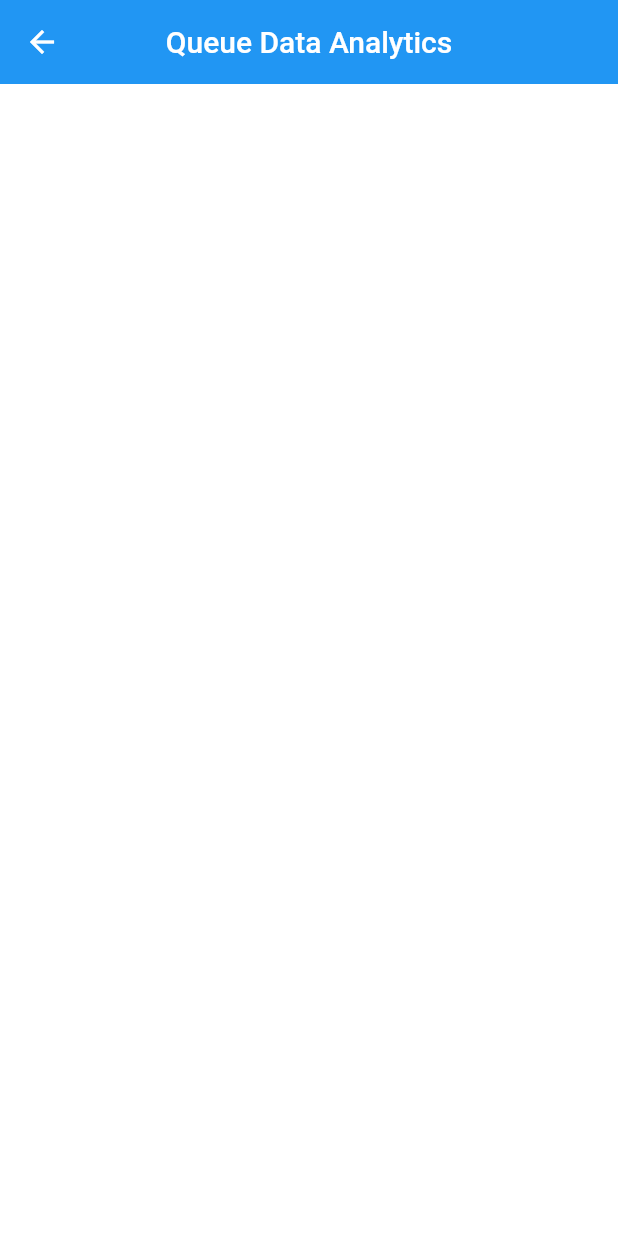
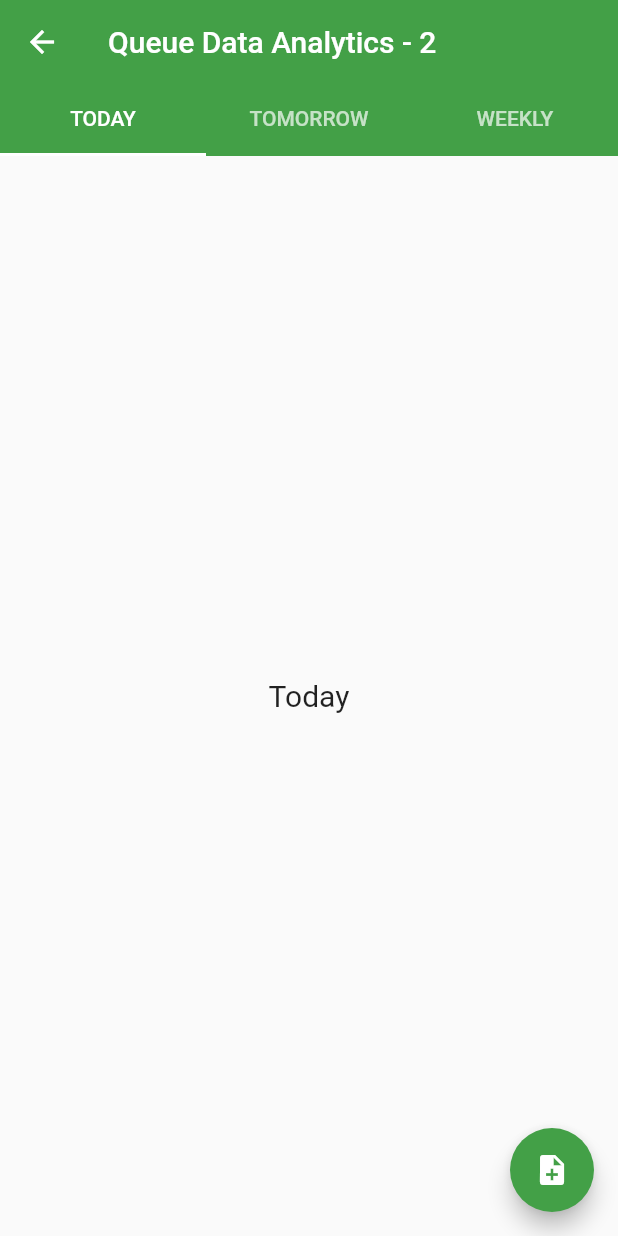
Before and after one commit to amanarora9848/cisco_meraki_app, a Flutter app: the EvalPage screen opened by its route, on a phone screen of 412 x 824 dp. Run offline on Flutter 3.47's test engine with Material 2 defaults, Android fonts, the phone set to English and light mode, and no system bars; missing offline and left inert: flutter_circular_chart, flutter_sparkline.

Commit message:
Updated eval.dart page by adding 3 subpages

```diff
--- a/lib/eval.dart
+++ b/lib/eval.dart
@@ -1,48 +1,82 @@
 import 'package:flutter/material.dart';
+import 'package:flutter_staggered_grid_view/flutter_staggered_grid_view.dart';
+import 'package:flutter_circular_chart/flutter_circular_chart.dart';
+import 'package:flutter_sparkline/flutter_sparkline.dart';
+import 'tabs.dart';
 
 void main() => runApp(EvalPage());
 class EvalPage extends StatelessWidget {
   @override
   Widget build(BuildContext context) {
+//    return Scaffold(
+//      body: MyEvalPage(
+//        title: 'Queue Data Analytics',
+//      ),
+//    );
     return Scaffold(
-      body: MyEvalPage(
-        title: 'Queue Data Analytics',
-      ),
+      body: TabTheme(),
     );
   }
 }
 
-class MyEvalPage extends StatefulWidget {
-MyEvalPage({Key key, this.title}) : super(key: key);
-final String title;
-
-@override
-_MyEvalPageState createState() => _MyEvalPageState();
-}
-
-class _MyEvalPageState extends State<MyEvalPage> {
-  @override
-
-  Widget build(BuildContext context) {
-    //SystemChrome.setSystemUIOverlayStyle(SystemUiOverlayStyle.dark);
-    return Scaffold(
-      appBar: AppBar(
-        title: Text(widget.title),
-        centerTitle: true,
-        elevation: 0.0,
-      ),
-      backgroundColor: Colors.white,
-      body: new Container(
-        child: new Row(
-          children: <Widget>[
-            new Divider(
-              height: 25.0,
-              color: Colors.red,
-              indent: 10.0,
-            ),
-          ],
-        ),
-      ),
-    );
-  }
-}
+//class MyEvalPage extends StatefulWidget {
+//MyEvalPage({Key key, this.title}) : super(key: key);
+//final String title;
+//
+//@override
+//_MyEvalPageState createState() => _MyEvalPageState();
+//}
+//
+//class _MyEvalPageState extends State<MyEvalPage> {
+//
+//  @override
+//
+//  Widget build(BuildContext context) {
+//    //SystemChrome.setSystemUIOverlayStyle(SystemUiOverlayStyle.dark);
+//    return Scaffold(
+//      appBar: AppBar(
+//        title: Text(
+//          widget.title,
+//          style: new TextStyle(
+//            color: Colors.black,
+//          ),
+//        ),
+//        centerTitle: true,
+//        elevation: 0.0,
+////        bottom: new TabBar(
+////          controller: _tabController,
+////          indicatorColor: Colors.white,
+////          tabs: <Widget>[
+////            new Tab(text: 'Today',),
+////            new Tab(text: 'Tomorrow',),
+////            new Tab(text: 'Weekly',),
+////          ],
+////        ),
+//        backgroundColor: Colors.white,
+//        iconTheme: new IconThemeData(
+//          color: Colors.black,
+//        ),
+//      ),
+//      backgroundColor: Colors.white,
+//      body: new Container(
+//        child: new StaggeredGridView.countBuilder(
+//          crossAxisCount: 4,
+//          itemCount: 6,
+//          itemBuilder: (BuildContext context, int index) => new Container(
+//              color: Colors.green,
+//              child: new Center(
+//                child: new CircleAvatar(
+//                  backgroundColor: Colors.white,
+//                  child: new Text('$index'),
+//                ),
+//              )),
+//          staggeredTileBuilder: (int index) =>
+//          new StaggeredTile.count(2, index.isEven ? 2 : 2),
+//          mainAxisSpacing: 20.0,
+//          crossAxisSpacing: 0.0,
+//          //physics: ,
+//        )
+//      ),
+//    );
+//  }
+//}
--- /dev/null
+++ b/lib/tabs.dart
@@ -0,0 +1,81 @@
+import 'package:flutter/material.dart';
+import 'today.dart';
+import 'tomorrow.dart';
+import 'weekly.dart';
+
+class TabTheme extends StatefulWidget {
+//  var cameras;
+//  TabTheme(this.cameras);
+
+  @override
+  _TabThemeState createState() => new _TabThemeState();
+}
+
+class _TabThemeState extends State<TabTheme>
+    with SingleTickerProviderStateMixin {
+  TabController _tabController;
+
+  @override
+  void initState() {
+    // TODO: implement initState
+    super.initState();
+    _tabController = new TabController(vsync: this, initialIndex: 0, length: 3);
+  }
+
+  @override
+  Widget build(BuildContext context) {
+    return new Scaffold(
+      appBar: new AppBar(
+        backgroundColor: Colors.green[600],
+        title: new Text("Queue Data Analytics - 2"),
+        elevation: 0.0,
+        bottom: new TabBar(
+          controller: _tabController,
+          indicatorColor: Colors.white,
+          tabs: <Widget>[
+            //new Tab(icon: new Icon(Icons.camera_alt)),
+            new Tab(
+              text: "TODAY",
+            ),
+            new Tab(
+              text: "TOMORROW",
+            ),
+            new Tab(
+              text: "WEEKLY",
+            ),
+          ],
+        ),
+//        actions: <Widget>[
+//          new Icon(Icons.search),
+//          new Padding(
+//            padding: const EdgeInsets.symmetric(horizontal: 5.0),
+//          ),
+//          new Icon(Icons.more_vert)
+//        ],
+      ),
+      body: new TabBarView(
+        controller: _tabController,
+        children: <Widget>[
+          new Today(),
+          new Tomorrow(),
+          new Weekly(),
+        ],
+      ),
+      floatingActionButton: new FloatingActionButton(
+        backgroundColor: Colors.green[600],
+        child: new Icon(
+          Icons.note_add,
+        ),
+//        onPressed: print('Book on google calendar api'),
+      ),
+//      floatingActionButton: new FloatingActionButton(
+//        backgroundColor: Theme.of(context).accentColor,
+//        child: new Icon(
+//          Icons.message,
+//          color: Colors.white,
+//        ),
+//        onPressed: () => print("open chats"),
+//      ),
+    );
+  }
+}
--- /dev/null
+++ b/lib/today.dart
@@ -0,0 +1,17 @@
+import 'package:flutter/material.dart';
+
+class Today extends StatelessWidget {
+  @override
+  Widget build(BuildContext context) {
+    return Container(
+      child: new Center(
+        child: new Text(
+          'Today',
+          style: new TextStyle(
+            fontSize: 20.0,
+          ),
+        ),
+      ),
+    );
+  }
+}
--- a/pubspec.yaml
+++ b/pubspec.yaml
@@ -22,6 +22,9 @@ dependencies:
   cupertino_icons: ^0.1.2
   #video_player: ^0.10.0+2
   #d3: ^0.2.0
+  flutter_sparkline: "^0.1.0"
+  flutter_circular_chart: "^0.1.0"
+  flutter_staggered_grid_view: "^0.2.5"
 
 dev_dependencies:
   flutter_test:
```
Also changed, not shown: lib/home.page.dart (+4 -63 lines), lib/login.page.dart (+18 -2 lines), lib/tomorrow.dart (added, +17 -0 lines), lib/weekly.dart (added, +17 -0 lines), 1 other file.
